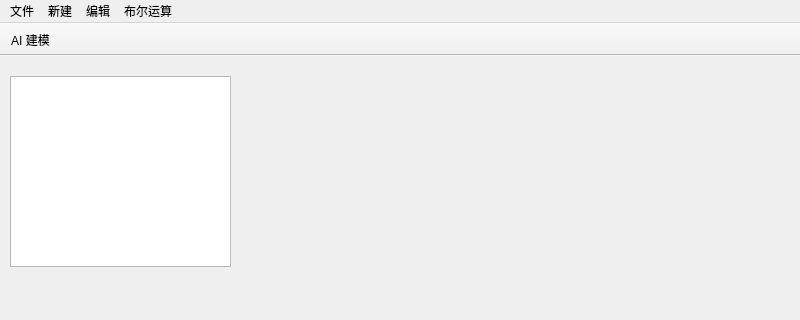
First picture: the form in src/ui/mainwindow.ui, repository cyyyyyyyyytl/ForgeCAD, before the edit; both pictures show x 0 to 800 and y 0 to 320 of the 800 by 600 pixel window.
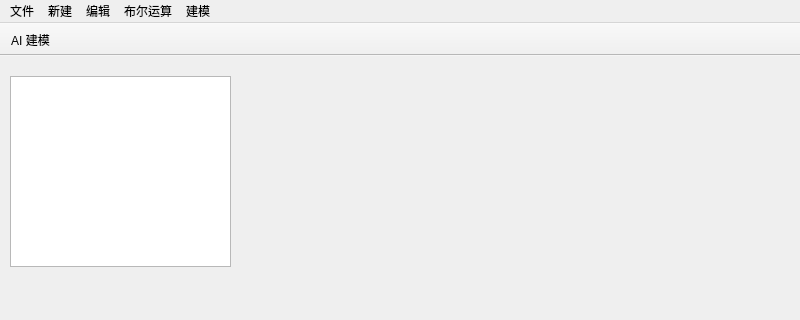
Second picture: the form after the edit.

What changed in the file:
```diff
--- a/src/ui/mainwindow.ui
+++ b/src/ui/mainwindow.ui
@@ -105,11 +105,23 @@
     </property>
     <addaction name="actionExportStep"/>
     <addaction name="actionImportStep"/>
+    <addaction name="actionNewDocument"/>
+    <addaction name="actionOpenDocument"/>
+    <addaction name="actionSaveDocument"/>
+    <addaction name="actionSaveDocumentAs"/>
+   </widget>
+   <widget class="QMenu" name="menu_3">
+    <property name="title">
+     <string>建模</string>
+    </property>
+    <addaction name="actionExtrude"/>
+    <addaction name="actionExtrudeCut"/>
    </widget>
    <addaction name="menuFile"/>
    <addaction name="menu"/>
    <addaction name="menuEdit"/>
    <addaction name="menu_2"/>
+   <addaction name="menu_3"/>
   </widget>
   <widget class="QStatusBar" name="statusbar"/>
   <widget class="QToolBar" name="toolBar">
```
Left out of the diff: 58 changed lines with no effect on the pictures.
